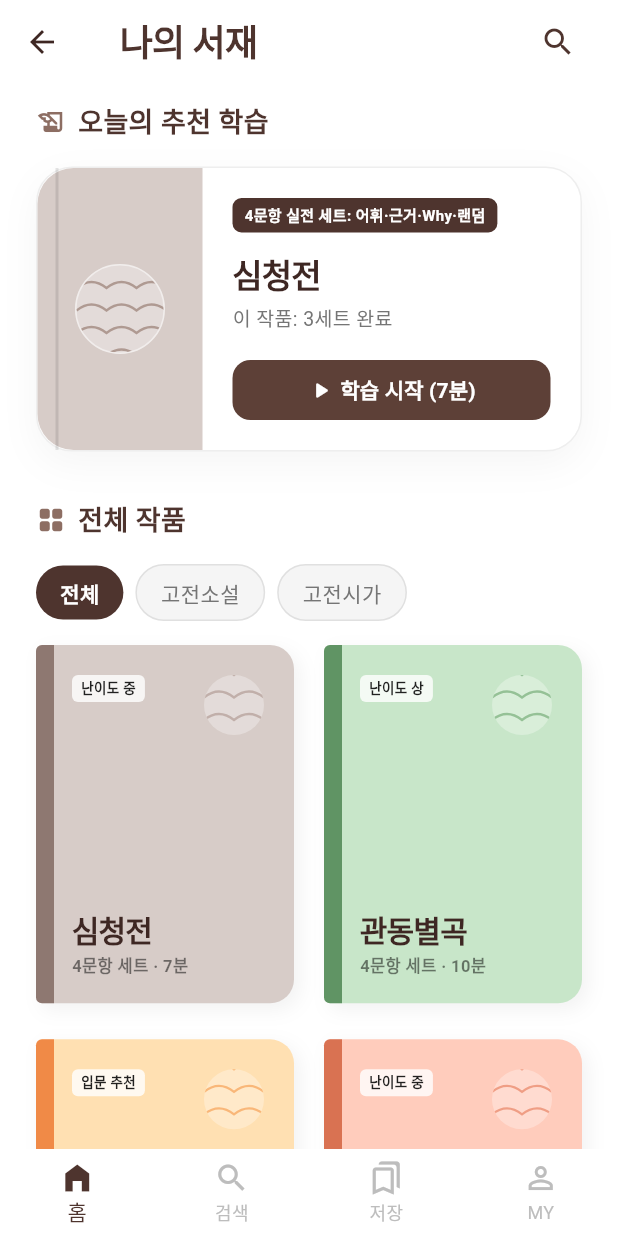
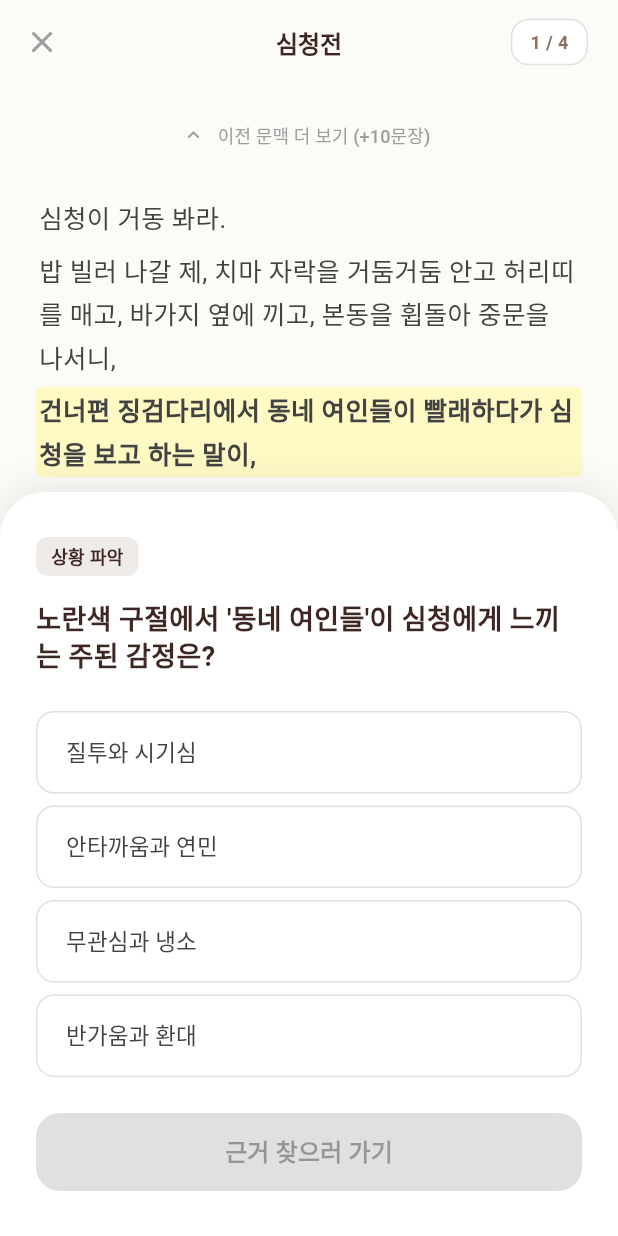
Before and after one commit to blackwellSW/ok-dokhae-flutter, a Flutter app: the HomeScreen screen opened by its route, after a tap on an icon or button, on a phone screen of 412 x 824 dp. Run offline on Flutter 3.47's test engine with Material 3 defaults, Android fonts, the phone set to English and light mode, and no system bars; Roboto replaces fonts that are missing (Pretendard); project files that could hold a hidden picture were left out.

Commit message:
feat: session, result 화면 1차 작업

```diff
--- a/lib/screens/home_screen.dart
+++ b/lib/screens/home_screen.dart
@@ -1,4 +1,5 @@
 import 'package:flutter/material.dart';
+import 'session_screen.dart';
 
 // [데이터 모델]
 class Book {
@@ -367,6 +368,12 @@ class _HomeScreenState extends State<HomeScreen> {
                     child: ElevatedButton(
                       onPressed: () {
                          print('${book.title} 학습 시작');
+                         Navigator.push(
+                          context,
+                          MaterialPageRoute(
+                            builder: (context) => SessionScreen(title: book.title),
+                          ),
+                        );
                       },
                       style: ElevatedButton.styleFrom(
                         backgroundColor: const Color(0xFF5D4037),
--- /dev/null
+++ b/lib/screens/session_screen.dart
@@ -0,0 +1,404 @@
+import 'package:flutter/material.dart';
+import 'result_screen.dart'; // [중요] 결과 화면 import
+
+class SessionScreen extends StatefulWidget {
+  final String title;
+
+  const SessionScreen({
+    super.key,
+    required this.title
+  });
+
+  @override
+  State<SessionScreen> createState() => _SessionScreenState();
+}
+
+enum SessionStep { pickingAnswer, pickingEvidence, feedbackAndWhy }
+
+// [데이터 모델] 문제(Task) 구조 정의 (나중에 models 폴더로 이동)
+class TaskData {
+  final String typeTag; // 예: "상황 파악", "정서 추론"
+  final String question;
+  final List<String> options;
+  final int correctOptionIndex; // 내부 정답 확인용 (UI엔 표시 안 함)
+  final int highlightSentenceIndex; // 노란색 형광펜 칠할 문장
+  final List<int> validEvidenceIndices; // 정답 근거 문장들
+  final String feedbackMessage; // 맞췄을 때 띄울 멘트
+
+  TaskData({
+    required this.typeTag,
+    required this.question,
+    required this.options,
+    required this.correctOptionIndex,
+    required this.highlightSentenceIndex,
+    required this.validEvidenceIndices,
+    required this.feedbackMessage,
+  });
+}
+
+class _SessionScreenState extends State<SessionScreen> {
+  // [상태 변수]
+  int _currentTaskIndex = 0; // 현재 몇 번 문제인지 (0~3)
+  SessionStep _currentStep = SessionStep.pickingAnswer;
+
+  // [입력 값] (문제 바뀔 때마다 초기화됨)
+  int? _selectedOptionIndex;
+  final Set<int> _selectedEvidenceIndices = {};
+  int? _selectedWhyIndex;
+
+  // [더미 데이터] 4문항 세트 (하드코딩)
+  final List<TaskData> _tasks = [
+    TaskData(
+      typeTag: "상황 파악",
+      question: "노란색 구절에서 '동네 여인들'이 심청에게 느끼는 주된 감정은?",
+      options: ["질투와 시기심", "안타까움과 연민", "무관심과 냉소", "반가움과 환대"],
+      correctOptionIndex: 1,
+      highlightSentenceIndex: 2, // "건너편 징검다리에서..."
+      validEvidenceIndices: [4, 5], // "등을 밀어...", "혀를 차니"
+      feedbackMessage: "잘하셨습니다! 여인들의 '행동(등을 밀어줌)'과 '말투(혀를 참)'가 핵심 근거였습니다.",
+    ),
+    TaskData(
+      typeTag: "어휘 추론",
+      question: "'거둠거둠'의 문맥적 의미로 가장 적절한 것은?",
+      options: ["허둥지둥 급하게", "조심스럽고 단정하게", "거칠고 투박하게", "느릿느릿 여유롭게"],
+      correctOptionIndex: 1,
+      highlightSentenceIndex: 1, // "밥 빌러 나갈 제..."
+      validEvidenceIndices: [0], // "심청이 거동 봐라"
+      feedbackMessage: "네! 앞뒤 문맥상 옷매무새를 단정히 하는 태도를 나타냅니다.",
+    ),
+    TaskData(
+      typeTag: "인물 심리",
+      question: "심청이 밥을 빌러 나갈 때의 심정으로 적절하지 않은 것은?",
+      options: ["비참함", "담담함", "부끄러움", "분노"],
+      correctOptionIndex: 3,
+      highlightSentenceIndex: 6, // "심청이 생각한들 아니 슬플소냐"
+      validEvidenceIndices: [6],
+      feedbackMessage: "맞습니다. 슬픔과 비참함은 있지만, 누구를 탓하거나 분노하는 모습은 아닙니다.",
+    ),
+    TaskData(
+      typeTag: "핵심 파악",
+      question: "이 글 전체에서 드러나는 심청의 성격은?",
+      options: ["효심이 깊고 차분함", "적극적이고 활달함", "소극적이고 비관적", "계산적이고 현실적"],
+      correctOptionIndex: 0,
+      highlightSentenceIndex: 11, // "너의 부친 밥이라도..."
+      validEvidenceIndices: [8, 11],
+      feedbackMessage: "정확합니다. 아버지의 밥을 먼저 챙기는 모습에서 깊은 효심을 알 수 있습니다.",
+    ),
+  ];
+
+  // 지문 (고정)
+  final List<String> _sentences = [
+    "심청이 거동 봐라. ",
+    "밥 빌러 나갈 제, 치마 자락을 거둠거둠 안고 허리띠를 매고, 바가지 옆에 끼고, 본동을 휩돌아 중문을 나서니, ",
+    "건너편 징검다리에서 동네 여인들이 빨래하다가 심청을 보고 하는 말이, ",
+    "\"아가 아가 심청 아가. 이리 와서 점심이나 먹고 가라.\" ",
+    "등을 밀어 밥을 주며, 머리 감겨 빗겨 주며, ",
+    "\"불쌍하다 심청 아가. 쯧쯧.\" 혀를 차니 ",
+    "심청이 생각한들 아니 슬플소냐. ",
+    "어느 집을 다다르니, 늙은 할미 밖을 보며, ",
+    "\"그 누구냐?\" \"심봉사 딸 심청이요. 밥 좀 빌러 왔습니다.\" ",
+    "\"어 들어오너라. 내 밥 푸마.\" ",
+    "밥을 꾹꾹 눌러 담아 주며 하는 말이, ",
+    "\"너의 부친 밥이라도 걱정 말고 먹고 가라.\""
+  ];
+
+  // [로직] 다음 문제로 넘어가기
+  void _goToNextTask() {
+    if (_currentTaskIndex < _tasks.length - 1) {
+      // 다음 문제가 남았으면 -> 인덱스 증가 & 상태 초기화
+      setState(() {
+        _currentTaskIndex++;
+        _currentStep = SessionStep.pickingAnswer;
+        _selectedOptionIndex = null;
+        _selectedEvidenceIndices.clear();
+        _selectedWhyIndex = null;
+      });
+    } else {
+      // 마지막 문제였으면 -> 결과 화면으로 이동
+      Navigator.pushReplacement(
+        context,
+        MaterialPageRoute(
+          builder: (context) => ResultScreen(title: widget.title),
+        ),
+      );
+    }
+  }
+
+  @override
+  Widget build(BuildContext context) {
+    final currentTask = _tasks[_currentTaskIndex]; // 현재 문제 데이터
+
+    // 색상 정의
+    const bgPaperColor = Color(0xFFFDFBF7);
+    const primaryColor = Color(0xFF3E2723);
+    const accentColor = Color(0xFF8D6E63);
+    const highlightColor = Color(0xFFFFF9C4);
+    const selectionColor = Color(0xFFC8E6C9);
+
+    return Scaffold(
+      backgroundColor: bgPaperColor,
+      appBar: AppBar(
+        backgroundColor: bgPaperColor,
+        elevation: 0,
+        leading: IconButton(
+          icon: const Icon(Icons.close, color: Colors.grey),
+          onPressed: () => Navigator.pop(context),
+        ),
+        title: Text(
+          widget.title,
+          style: const TextStyle(color: primaryColor, fontWeight: FontWeight.bold, fontSize: 16),
+        ),
+        centerTitle: true,
+        actions: [
+          // 진행도 표시 (동적 변경)
+          Container(
+            margin: const EdgeInsets.only(right: 20),
+            padding: const EdgeInsets.symmetric(horizontal: 12, vertical: 6),
+            decoration: BoxDecoration(
+              color: Colors.white,
+              borderRadius: BorderRadius.circular(12),
+              border: Border.all(color: Colors.grey.shade300),
+            ),
+            child: Text(
+              '${_currentTaskIndex + 1} / ${_tasks.length}', // 1/4, 2/4...
+              style: const TextStyle(color: accentColor, fontWeight: FontWeight.bold, fontSize: 12),
+            ),
+          ),
+        ],
+      ),
+      body: Column(
+        children: [
+          // ---------------------------------------------------------
+          // 1. 지문 영역
+          // ---------------------------------------------------------
+          Expanded(
+            flex: 6,
+            child: SingleChildScrollView(
+              padding: const EdgeInsets.fromLTRB(24, 10, 24, 40),
+              child: Column(
+                crossAxisAlignment: CrossAxisAlignment.start,
+                children: [
+                  Center(
+                    child: TextButton.icon(
+                      onPressed: () {},
+                      icon: const Icon(Icons.keyboard_arrow_up_rounded, size: 16, color: Colors.grey),
+                      label: const Text('이전 문맥 더 보기 (+10문장)', style: TextStyle(fontSize: 12, color: Colors.grey)),
+                    ),
+                  ),
+                  const SizedBox(height: 16),
+
+                  Wrap(
+                    children: List.generate(_sentences.length, (index) {
+                      // 현재 문제의 타겟 문장인지 확인
+                      final isTarget = index == currentTask.highlightSentenceIndex;
+                      final isSelected = _selectedEvidenceIndices.contains(index);
+                      final isTappable = _currentStep == SessionStep.pickingEvidence;
+
+                      return GestureDetector(
+                        onTap: isTappable ? () {
+                          setState(() {
+                            if (isSelected) _selectedEvidenceIndices.remove(index);
+                            else _selectedEvidenceIndices.add(index);
+                          });
+                        } : null,
+                        child: Container(
+                          decoration: BoxDecoration(
+                            color: isSelected ? selectionColor : (isTarget ? highlightColor : Colors.transparent),
+                            borderRadius: BorderRadius.circular(4),
+                            border: isSelected ? Border.all(color: Colors.green, width: 1) : null,
+                          ),
+                          margin: const EdgeInsets.only(bottom: 4),
+                          padding: const EdgeInsets.symmetric(horizontal: 2, vertical: 1),
+                          child: Text(
+                            _sentences[index],
+                            style: TextStyle(
+                              fontFamily: 'Pretendard',
+                              fontSize: 17,
+                              height: 1.6,
+                              color: isTappable && !isSelected ? Colors.black87 : const Color(0xFF424242),
+                              fontWeight: isTarget || isSelected ? FontWeight.bold : FontWeight.normal,
+                            ),
+                          ),
+                        ),
+                      );
+                    }),
+                  ),
+                  const SizedBox(height: 40),
+                ],
+              ),
+            ),
+          ),
+
+          // ---------------------------------------------------------
+          // 2. 코치 패널 (동적 데이터 연결)
+          // ---------------------------------------------------------
+          AnimatedContainer(
+            duration: const Duration(milliseconds: 300),
+            decoration: BoxDecoration(
+              color: Colors.white,
+              borderRadius: const BorderRadius.only(topLeft: Radius.circular(30), topRight: Radius.circular(30)),
+              boxShadow: [BoxShadow(color: Colors.black.withOpacity(0.08), blurRadius: 20, offset: const Offset(0, -5))],
+            ),
+            child: Padding(
+              padding: const EdgeInsets.fromLTRB(24, 30, 24, 30),
+              child: Column(
+                mainAxisSize: MainAxisSize.min,
+                crossAxisAlignment: CrossAxisAlignment.start,
+                children: [
+                  if (_currentStep == SessionStep.pickingAnswer)
+                    _buildStep1PickingAnswer(currentTask, primaryColor),
+
+                  if (_currentStep == SessionStep.pickingEvidence)
+                    _buildStep2PickingEvidence(primaryColor),
+
+                  if (_currentStep == SessionStep.feedbackAndWhy)
+                    _buildStep3Feedback(currentTask, primaryColor),
+                ],
+              ),
+            ),
+          ),
+        ],
+      ),
+    );
+  }
+
+  Widget _buildStep1PickingAnswer(TaskData task, Color primaryColor) {
+    return Column(
+      crossAxisAlignment: CrossAxisAlignment.start,
+      children: [
+        Container(
+          padding: const EdgeInsets.symmetric(horizontal: 10, vertical: 4),
+          decoration: BoxDecoration(color: const Color(0xFFEFEBE9), borderRadius: BorderRadius.circular(8)),
+          child: Text(task.typeTag, style: const TextStyle(fontSize: 12, fontWeight: FontWeight.bold, color: Color(0xFF3E2723))),
+        ),
+        const SizedBox(height: 16),
+        Text(task.question, style: const TextStyle(fontSize: 18, fontWeight: FontWeight.bold, color: Color(0xFF3E2723), height: 1.3)),
+        const SizedBox(height: 24),
+
+        // 선택지 렌더링
+        ...List.generate(task.options.length, (index) =>
+          Padding(
+            padding: const EdgeInsets.only(bottom: 8.0),
+            child: _buildOptionButton(index, task.options[index]),
+          )
+        ),
+
+        const SizedBox(height: 16),
+        SizedBox(
+          width: double.infinity,
+          height: 52,
+          child: ElevatedButton(
+            onPressed: _selectedOptionIndex != null
+                ? () => setState(() => _currentStep = SessionStep.pickingEvidence)
+                : null,
+            style: ElevatedButton.styleFrom(
+              backgroundColor: primaryColor,
+              foregroundColor: Colors.white,
+              elevation: 0,
+              shape: RoundedRectangleBorder(borderRadius: BorderRadius.circular(16)),
+              disabledBackgroundColor: Colors.grey[300],
+            ),
+            child: const Text('근거 찾으러 가기', style: TextStyle(fontSize: 16, fontWeight: FontWeight.bold)),
+          ),
+        ),
+      ],
+    );
+  }
+
+  Widget _buildStep2PickingEvidence(Color primaryColor) {
+    return Column(
+      crossAxisAlignment: CrossAxisAlignment.start,
+      children: [
+        Row(children: [
+          const Icon(Icons.touch_app_rounded, color: Colors.green, size: 20),
+          const SizedBox(width: 8),
+          Text('지문 탭 모드 활성화됨', style: TextStyle(fontSize: 13, fontWeight: FontWeight.bold, color: Colors.green[700])),
+        ]),
+        const SizedBox(height: 12),
+        const Text("선택한 답의 근거가 되는 문장을\n지문에서 직접 눌러주세요.", style: TextStyle(fontSize: 18, fontWeight: FontWeight.bold, color: Color(0xFF3E2723), height: 1.4)),
+        const SizedBox(height: 30),
+        SizedBox(
+          width: double.infinity,
+          height: 52,
+          child: ElevatedButton(
+            onPressed: _selectedEvidenceIndices.isNotEmpty
+                ? () => setState(() => _currentStep = SessionStep.feedbackAndWhy)
+                : null,
+            style: ElevatedButton.styleFrom(backgroundColor: Colors.green[600], foregroundColor: Colors.white, elevation: 0, shape: RoundedRectangleBorder(borderRadius: BorderRadius.circular(16))),
+            child: Text('선택 완료 (${_selectedEvidenceIndices.length}개)', style: const TextStyle(fontSize: 16, fontWeight: FontWeight.bold)),
+          ),
+        ),
+      ],
+    );
+  }
+
+  Widget _buildStep3Feedback(TaskData task, Color primaryColor) {
+    return Column(
+      crossAxisAlignment: CrossAxisAlignment.start,
+      children: [
+        Container(
+          padding: const EdgeInsets.all(12),
+          decoration: BoxDecoration(color: const Color(0xFFE8F5E9), borderRadius: BorderRadius.circular(12)),
+          child: Row(
+            children: [
+              const Icon(Icons.check_circle, color: Colors.green),
+              const SizedBox(width: 12),
+              Expanded(child: Text(task.feedbackMessage, style: const TextStyle(fontSize: 14, fontWeight: FontWeight.bold, color: Color(0xFF1B5E20)))),
+            ],
+          ),
+        ),
+        const SizedBox(height: 20),
+        const Text("마지막으로, 왜 이 근거가 답이 된다고 생각했나요?", style: TextStyle(fontSize: 16, fontWeight: FontWeight.bold, color: Color(0xFF3E2723))),
+        const SizedBox(height: 16),
+        Wrap(spacing: 8, runSpacing: 8, children: [
+          _buildWhyChip(0, "구체적인 행동 묘사 때문에"),
+          _buildWhyChip(1, "인물의 대사 톤 때문에"),
+          _buildWhyChip(2, "전체적인 분위기 때문에"),
+        ]),
+        const SizedBox(height: 24),
+        SizedBox(
+          width: double.infinity,
+          height: 52,
+          child: ElevatedButton(
+            onPressed: _selectedWhyIndex != null
+                ? _goToNextTask // [핵심] 다음 문제 또는 결과 화면으로 이동
+                : null,
+            style: ElevatedButton.styleFrom(backgroundColor: primaryColor, foregroundColor: Colors.white, elevation: 0, shape: RoundedRectangleBorder(borderRadius: BorderRadius.circular(16))),
+            child: Text(_currentTaskIndex < _tasks.length - 1 ? '다음 문제로' : '학습 결과 보기', style: const TextStyle(fontSize: 16, fontWeight: FontWeight.bold)),
+          ),
+        ),
+      ],
+    );
+  }
+
+  Widget _buildOptionButton(int index, String text) {
+    final isSelected = _selectedOptionIndex == index;
+    return SizedBox(
+      width: double.infinity,
+      child: OutlinedButton(
+        onPressed: () => setState(() => _selectedOptionIndex = index),
+        style: OutlinedButton.styleFrom(
+          padding: const EdgeInsets.symmetric(vertical: 16, horizontal: 20),
+          backgroundColor: isSelected ? const Color(0xFFEFEBE9) : Colors.transparent,
+          side: BorderSide(color: isSelected ? const Color(0xFF8D6E63) : Colors.grey.shade300, width: isSelected ? 2 : 1),
+          shape: RoundedRectangleBorder(borderRadius: BorderRadius.circular(12)),
+          alignment: Alignment.centerLeft,
+        ),
+        child: Text(text, style: TextStyle(fontSize: 15, fontWeight: isSelected ? FontWeight.bold : FontWeight.normal, color: isSelected ? const Color(0xFF3E2723) : const Color(0xFF424242))),
+      ),
+    );
+  }
+
+  Widget _buildWhyChip(int index, String text) {
+    final isSelected = _selectedWhyIndex == index;
+    return ChoiceChip(
+      label: Text(text),
+      selected: isSelected,
+      onSelected: (bool selected) => setState(() => _selectedWhyIndex = selected ? index : null),
+      selectedColor: const Color(0xFFD7CCC8),
+      backgroundColor: Colors.white,
+      labelStyle: TextStyle(color: isSelected ? Colors.black87 : Colors.grey[600], fontWeight: isSelected ? FontWeight.bold : FontWeight.normal),
+      side: BorderSide(color: Colors.grey.shade300),
+    );
+  }
+}
```
Also changed, not shown: lib/screens/result_screen.dart (added, +92 -0 lines).
